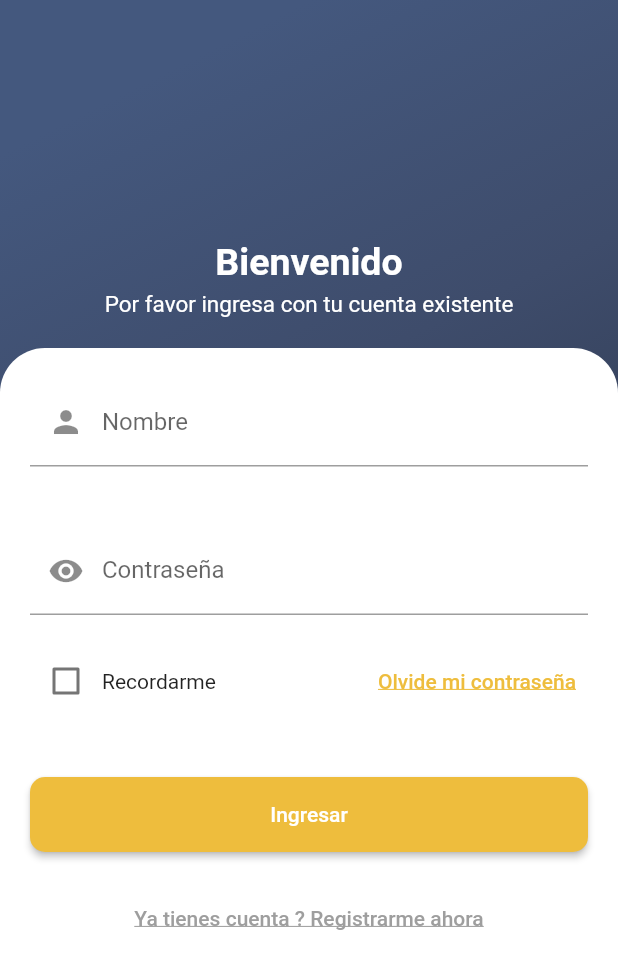
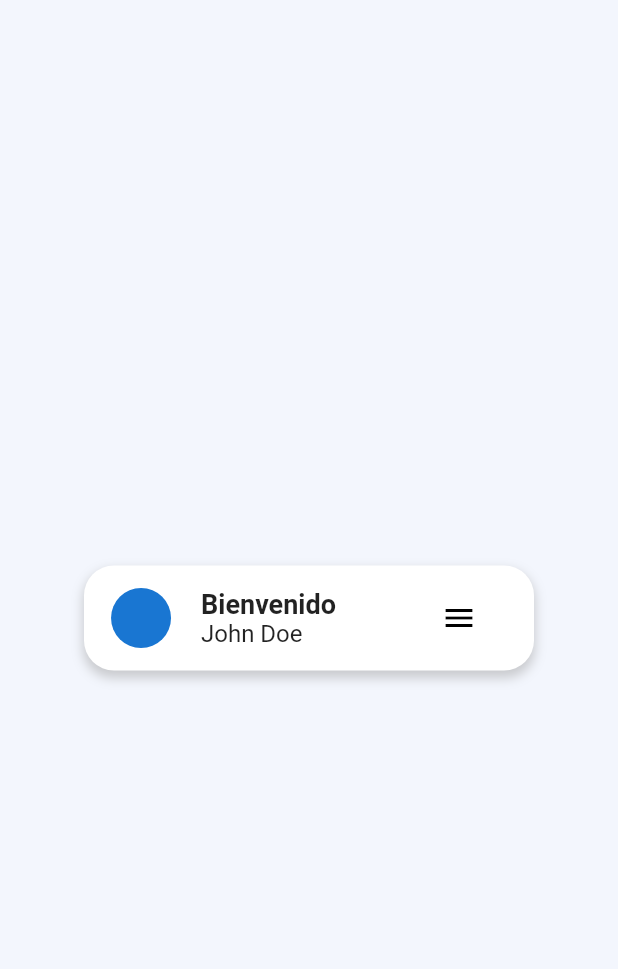
Before and after one commit to alexiramos/GasFinder, a Flutter app: the screen it shows after launch, after a tap on "Siguiente", after a tap on "Ingresar", on a phone screen of 412 x 824 dp. Shown: the top 969 px of the screen. Run offline on Flutter 3.47's test engine with Material 2 defaults, Android fonts, the light colour scheme and no system bars; our stand-ins replace carousel_slider, google_fonts; Roboto replaces fonts that are missing (Sen).

Commit message:
MenuBar
Se crea menu y oton para despliegue del mismo

```diff
--- a/lib/Login.dart
+++ b/lib/Login.dart
@@ -1,4 +1,5 @@
 import 'package:flutter/material.dart';
+import 'package:gas_finder/Start.dart';
 import 'package:google_fonts/google_fonts.dart';
 
 
@@ -106,7 +107,7 @@ class Login extends StatelessWidget {
                           ElevatedButton(
 
                             onPressed: () {
-                              // Lógica para el botón "Ingresar"
+                              Navigator.pushReplacement(context, MaterialPageRoute(builder: (context) => Start()));
                             },
                             style: ElevatedButton.styleFrom(
                               backgroundColor: Color(0xffeebd3d), // Cambia el color del botón
--- /dev/null
+++ b/lib/Start.dart
@@ -0,0 +1,144 @@
+import 'package:flutter/material.dart';
+import 'package:google_fonts/google_fonts.dart';
+
+class Start extends StatelessWidget {
+  @override
+  Widget build(BuildContext context) {
+    return MaterialApp(
+      debugShowCheckedModeBanner: false,
+      theme: ThemeData(
+        textTheme: GoogleFonts.senTextTheme(),
+      ),
+      home: Scaffold(
+        body: DrawerMenu(),
+      ),
+    );
+  }
+}
+
+class DrawerMenu extends StatefulWidget {
+  @override
+  _DrawerMenuState createState() => _DrawerMenuState();
+}
+
+class _DrawerMenuState extends State<DrawerMenu> {
+  final GlobalKey<ScaffoldState> _scaffoldKey = GlobalKey<ScaffoldState>();
+
+  @override
+  Widget build(BuildContext context) {
+    return Scaffold(
+      backgroundColor: Color(0xffF3F6FD),
+      key: _scaffoldKey,
+      body: MenuBar(_scaffoldKey),
+      endDrawer: Drawer(
+        shape: RoundedRectangleBorder(
+          borderRadius: BorderRadius.only(
+            topLeft: Radius.circular(60),
+            bottomLeft: Radius.circular(60),
+          ),
+        ),
+        child: Column(
+          children: <Widget>[
+            SizedBox(height: 80),
+            Align(
+              alignment: Alignment.centerRight,
+              child: Container(
+                padding: EdgeInsets.symmetric(horizontal: 16, vertical: 8),
+                child: TextButton(
+                  onPressed: () {
+                    Navigator.pop(context); // Cierra el cajón lateral
+                  },
+                  child: Icon(Icons.close, color: Colors.black),
+                ),
+              ),
+            ),
+            SizedBox(height: 80,),
+            Align(
+              alignment: Alignment.bottomCenter,
+              child: Column(
+                mainAxisAlignment: MainAxisAlignment.center,
+                children: <Widget>[
+                  Text("Inicio",style: TextStyle(fontWeight: FontWeight.bold,fontSize: 18),),
+                  SizedBox(height: 40,),
+                  Text("Cerca de Mi ",style: TextStyle(fontWeight: FontWeight.bold,fontSize: 18)),
+                  SizedBox(height: 40,),
+                  Text("Ver Gasolineras ",style: TextStyle(fontWeight: FontWeight.bold,fontSize: 18)),
+                  SizedBox(height: 40,),
+                  Text("Precio Actual",style: TextStyle(fontWeight: FontWeight.bold,fontSize: 18)),
+                  SizedBox(height: 40,),
+                  Text("Mi Perfil",style: TextStyle(fontWeight: FontWeight.bold,fontSize: 18)),
+                  SizedBox(height: 40,),
+                  Text("Acerca de",style: TextStyle(fontWeight: FontWeight.bold,fontSize: 18)),
+                ],
+              ),
+            )
+          ],
+        ),
+      ),
+    );
+  }
+}
+class MenuBar extends StatelessWidget {
+  final GlobalKey<ScaffoldState> _scaffoldKey;
+  String userName = "John Doe"; // Nombre de ejemplo
+
+  MenuBar(this._scaffoldKey);
+
+  @override
+  Widget build(BuildContext context) {
+    return Center(
+        child:Container(
+          decoration: BoxDecoration(
+            color: Colors.white,
+            borderRadius: BorderRadius.circular(20),
+            boxShadow: [
+              BoxShadow(
+                color: Colors.grey.withOpacity(0.5), // Color de la sombra
+                spreadRadius: 0.5, // Extensión de la sombra
+                blurRadius: 6, // Desenfoque de la sombra
+                offset: Offset(0, 4), // Desplazamiento de la sombra
+              ),
+            ],// Borde redondeado
+          ),
+          constraints: BoxConstraints(
+            maxHeight: 70, // Altura máxima del Container
+            minHeight: 70, // Altura mínima del Container
+            maxWidth: 300,
+
+          ),
+
+          child: Row(
+                mainAxisAlignment: MainAxisAlignment.center,
+                crossAxisAlignment: CrossAxisAlignment.center,
+                children: [
+                  CircleAvatar(
+                    radius: 20,
+                  ),
+                  SizedBox(width: 20),
+                  Column(
+                    crossAxisAlignment: CrossAxisAlignment.start,
+                    mainAxisAlignment: MainAxisAlignment.center,
+                    children: [
+                      Text(
+                        'Bienvenido',
+                        style: TextStyle(fontSize: 18, fontWeight: FontWeight.bold),
+                      ),
+                      Text(
+                        userName,
+                        style: TextStyle(fontSize: 16),
+                      ),
+                    ],
+                  ),
+                  SizedBox(width: 50),
+                  TextButton(
+                    onPressed: () {
+                      _scaffoldKey.currentState?.openEndDrawer();
+                    },
+                    child: Icon(Icons.menu, color: Colors.black),
+                  ),
+                ],
+              ),
+        )
+    );
+  }
+}
```
